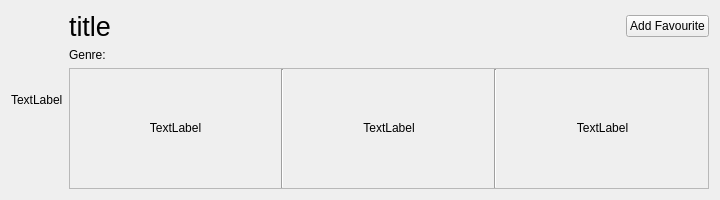
First picture: the form in ClipFlix/movie_scroll.ui, repository andralves717/IHC_Clipflix, before the edit.
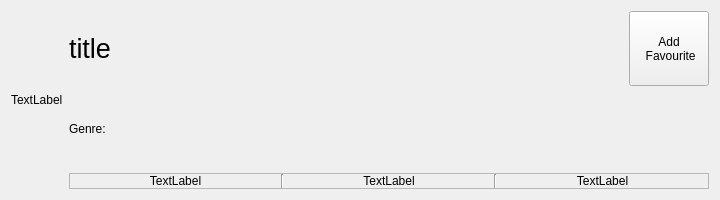
Second picture: the form after the edit.

Patch:
```diff
--- a/ClipFlix/movie_scroll.ui
+++ b/ClipFlix/movie_scroll.ui
@@ -64,13 +64,14 @@
          <item>
           <widget class="QPushButton" name="addFav">
            <property name="sizePolicy">
-            <sizepolicy hsizetype="Maximum" vsizetype="Fixed">
+            <sizepolicy hsizetype="Maximum" vsizetype="Minimum">
              <horstretch>0</horstretch>
              <verstretch>0</verstretch>
             </sizepolicy>
            </property>
            <property name="text">
-            <string>Add Favourite</string>
+            <string>Add
+ Favourite</string>
            </property>
           </widget>
          </item>
@@ -95,7 +96,7 @@
        <item>
         <widget class="QFrame" name="frame">
          <property name="sizePolicy">
-          <sizepolicy hsizetype="Preferred" vsizetype="MinimumExpanding">
+          <sizepolicy hsizetype="Preferred" vsizetype="Maximum">
            <horstretch>0</horstretch>
            <verstretch>0</verstretch>
           </sizepolicy>
@@ -130,7 +131,7 @@
             <item>
              <widget class="QLabel" name="year">
               <property name="sizePolicy">
-               <sizepolicy hsizetype="Preferred" vsizetype="MinimumExpanding">
+               <sizepolicy hsizetype="Preferred" vsizetype="Maximum">
                 <horstretch>0</horstretch>
                 <verstretch>0</verstretch>
                </sizepolicy>
@@ -165,7 +166,7 @@
             <item>
              <widget class="QLabel" name="duration">
               <property name="sizePolicy">
-               <sizepolicy hsizetype="Preferred" vsizetype="MinimumExpanding">
+               <sizepolicy hsizetype="Preferred" vsizetype="Maximum">
                 <horstretch>0</horstretch>
                 <verstretch>0</verstretch>
                </sizepolicy>
@@ -200,7 +201,7 @@
             <item>
              <widget class="QLabel" name="rating">
               <property name="sizePolicy">
-               <sizepolicy hsizetype="Preferred" vsizetype="MinimumExpanding">
+               <sizepolicy hsizetype="Preferred" vsizetype="Maximum">
                 <horstretch>0</horstretch>
                 <verstretch>0</verstretch>
                </sizepolicy>
```
